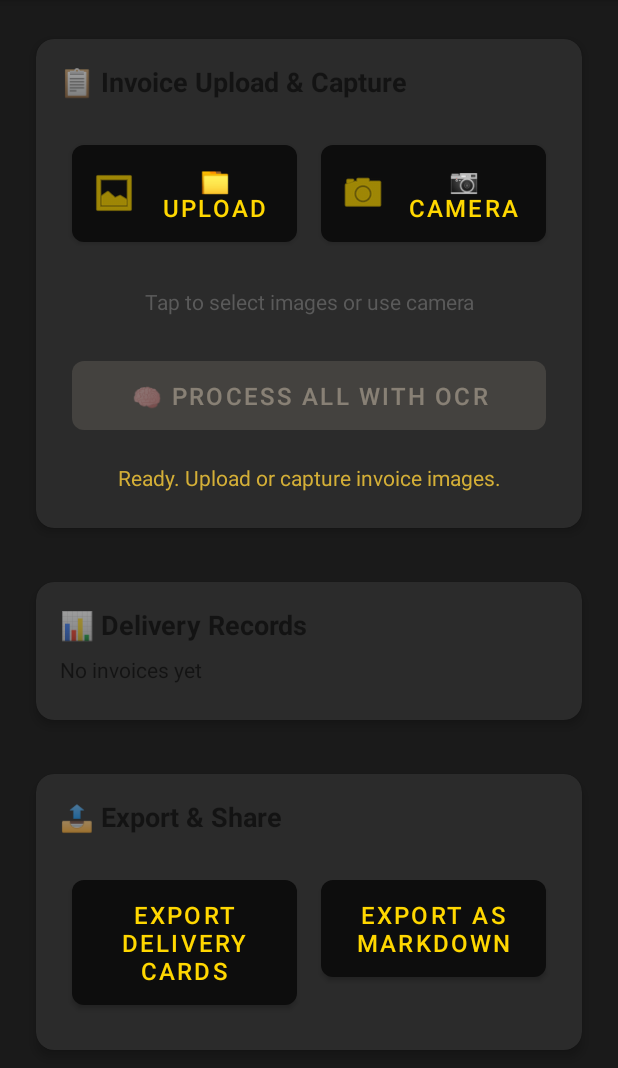
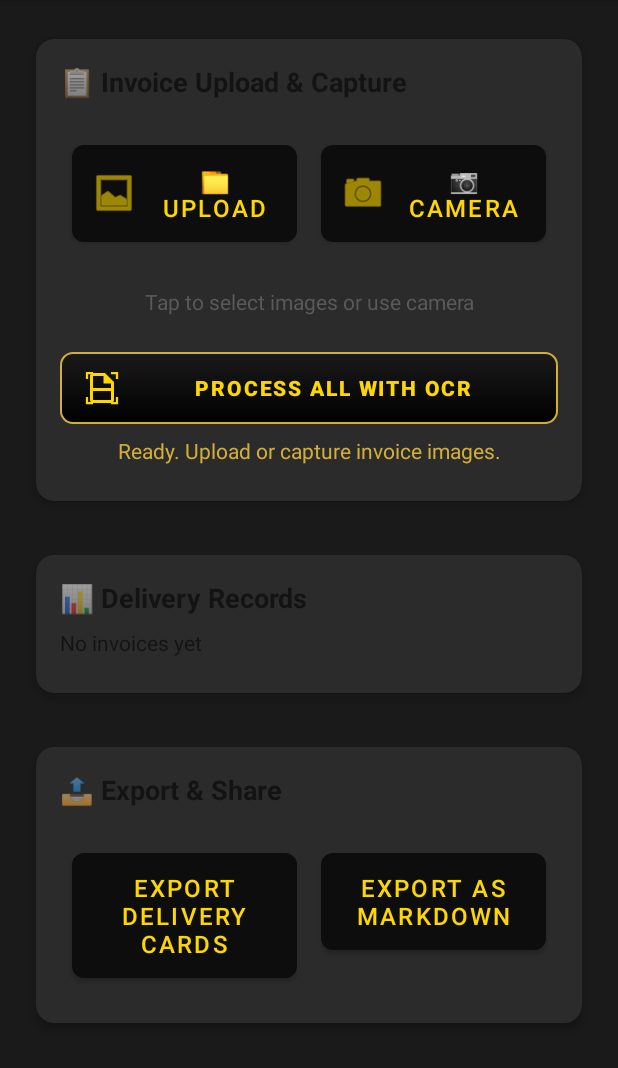
Before and after one commit to Brador82/Mobile-Invoice-Assistant, an Android app: the screen it shows after launch (MainActivity), on a phone screen of 412 x 824 dp, the part 168-1236 px from its top. Run offline under Robolectric (Android 15) with nearby library versions, the phone set to English and light mode, and no system bars; our stand-ins replace Room's generated code.

Commit message:
v1.2.3: Black & gold theme, delivery checkbox, OCR fixes
New features:
- Black & gold app icon with A4L branding on document
- Delivery completion checkbox with gold checkmark
- Premium UI styling (black gradients, white text, gold accents)
- Custom scan document icon replacing brain emoji

Improvements:
- Smarter OCR invoice number extraction
- Excludes address content (Missouri, Springfield, etc.)
- Filters out zip codes and phone numbers
- Better sunlight visibility with high contrast colors

Updated documentation:
- CHANGELOG.md, STATUS.md, FEATURES.md

Co-Authored-By: Claude Opus 4.5 <noreply@anthropic.com>

```diff
--- /dev/null
+++ b/android/app/src/main/res/drawable/gradient_black_button.xml
@@ -0,0 +1,13 @@
+<?xml version="1.0" encoding="utf-8"?>
+<shape xmlns:android="http://schemas.android.com/apk/res/android"
+    android:shape="rectangle">
+    <gradient
+        android:startColor="#1A1A1A"
+        android:centerColor="#0D0D0D"
+        android:endColor="#000000"
+        android:angle="270" />
+    <corners android:radius="8dp" />
+    <stroke
+        android:width="1dp"
+        android:color="#D4AF37" />
+</shape>
--- /dev/null
+++ b/android/app/src/main/res/drawable/ic_scan_document.xml
@@ -0,0 +1,24 @@
+<?xml version="1.0" encoding="utf-8"?>
+<vector xmlns:android="http://schemas.android.com/apk/res/android"
+    android:width="24dp"
+    android:height="24dp"
+    android:viewportWidth="24"
+    android:viewportHeight="24">
+
+    <!-- Document outline -->
+    <path
+        android:fillColor="#FFD700"
+        android:pathData="M14,2H6C4.9,2 4,2.9 4,4v16c0,1.1 0.9,2 2,2h12c1.1,0 2,-0.9 2,-2V8L14,2zM6,20V4h7v5h5v11H6z" />
+
+    <!-- Scan line -->
+    <path
+        android:fillColor="#FFD700"
+        android:pathData="M4,12h16v2H4z" />
+
+    <!-- Corner brackets for scanning effect -->
+    <path
+        android:strokeColor="#FFD700"
+        android:strokeWidth="1.5"
+        android:fillColor="#00000000"
+        android:pathData="M2,6V2h4M22,6V2h-4M2,18v4h4M22,18v4h-4" />
+</vector>
--- a/android/app/src/main/res/layout/activity_main.xml
+++ b/android/app/src/main/res/layout/activity_main.xml
@@ -90,12 +90,17 @@
 
                     <com.google.android.material.button.MaterialButton
                         android:id="@+id/btnProcessOCR"
-                        style="@style/ButtonStyle"
                         android:layout_width="match_parent"
                         android:layout_height="wrap_content"
-                        android:text="🧠 Process All with OCR"
+                        android:background="@drawable/gradient_black_button"
+                        android:text="Process All with OCR"
+                        android:textColor="@color/gold"
+                        android:textStyle="bold"
                         android:enabled="false"
-                        android:layout_marginTop="8dp" />
+                        android:layout_marginTop="8dp"
+                        app:icon="@drawable/ic_scan_document"
+                        app:iconTint="@color/gold"
+                        app:backgroundTint="@null" />
 
                     <com.google.android.material.button.MaterialButton
                         android:id="@+id/btnClearQueue"
--- a/android/app/src/main/res/mipmap-anydpi-v26/ic_launcher.xml
+++ b/android/app/src/main/res/mipmap-anydpi-v26/ic_launcher.xml
@@ -1,5 +1,5 @@
 <?xml version="1.0" encoding="utf-8"?>
 <adaptive-icon xmlns:android="http://schemas.android.com/apk/res/android">
-    <background android:drawable="@color/ic_launcher_background"/>
+    <background android:drawable="@drawable/ic_launcher_background"/>
     <foreground android:drawable="@drawable/ic_launcher_foreground"/>
 </adaptive-icon>
--- a/android/app/src/main/res/mipmap-anydpi-v26/ic_launcher_round.xml
+++ b/android/app/src/main/res/mipmap-anydpi-v26/ic_launcher_round.xml
@@ -1,5 +1,5 @@
 <?xml version="1.0" encoding="utf-8"?>
 <adaptive-icon xmlns:android="http://schemas.android.com/apk/res/android">
-    <background android:drawable="@color/ic_launcher_background"/>
+    <background android:drawable="@drawable/ic_launcher_background"/>
     <foreground android:drawable="@drawable/ic_launcher_foreground"/>
 </adaptive-icon>
```
Also changed, not shown: android/app/src/main/java/com/mobileinvoice/ocr/InvoiceAdapter.java (+12 -0 lines), android/app/src/main/java/com/mobileinvoice/ocr/MainActivity.java (+19 -2 lines), android/app/src/main/java/com/mobileinvoice/ocr/OCRProcessorMLKit.java (+73 -9 lines), android/app/src/main/res/drawable/gradient_card_black_white.xml (added, +10 -0 lines), android/app/src/main/res/drawable/ic_checkbox_gold.xml (added, +34 -0 lines), android/app/src/main/res/drawable/ic_launcher_background.xml (added, +72 -0 lines), android/app/src/main/res/drawable/ic_launcher_foreground.xml (+98 -7 lines), android/app/src/main/res/layout/item_invoice.xml (+25 -5 lines), 3 other files.
